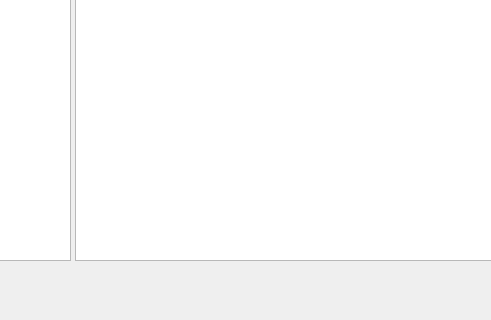
First picture: the form in mainwindow.ui, repository artrades/Qt_SQLite, before the edit; both pictures show x 230 to 721 and y 330 to 650 of the 971 by 650 pixel window.
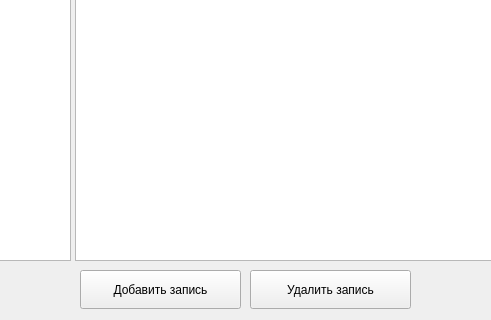
Second picture: the form after the edit.

Commit message: Добавление и удаление записей

```diff
--- a/mainwindow.ui
+++ b/mainwindow.ui
@@ -47,6 +47,32 @@
      <string>Открыть</string>
     </property>
    </widget>
+   <widget class="QPushButton" name="btnAdd">
+    <property name="geometry">
+     <rect>
+      <x>310</x>
+      <y>600</y>
+      <width>161</width>
+      <height>39</height>
+     </rect>
+    </property>
+    <property name="text">
+     <string>Добавить запись</string>
+    </property>
+   </widget>
+   <widget class="QPushButton" name="btnRemove">
+    <property name="geometry">
+     <rect>
+      <x>480</x>
+      <y>600</y>
+      <width>161</width>
+      <height>39</height>
+     </rect>
+    </property>
+    <property name="text">
+     <string>Удалить запись</string>
+    </property>
+   </widget>
   </widget>
  </widget>
  <resources/>
```
The commit also changes 2 other files.
